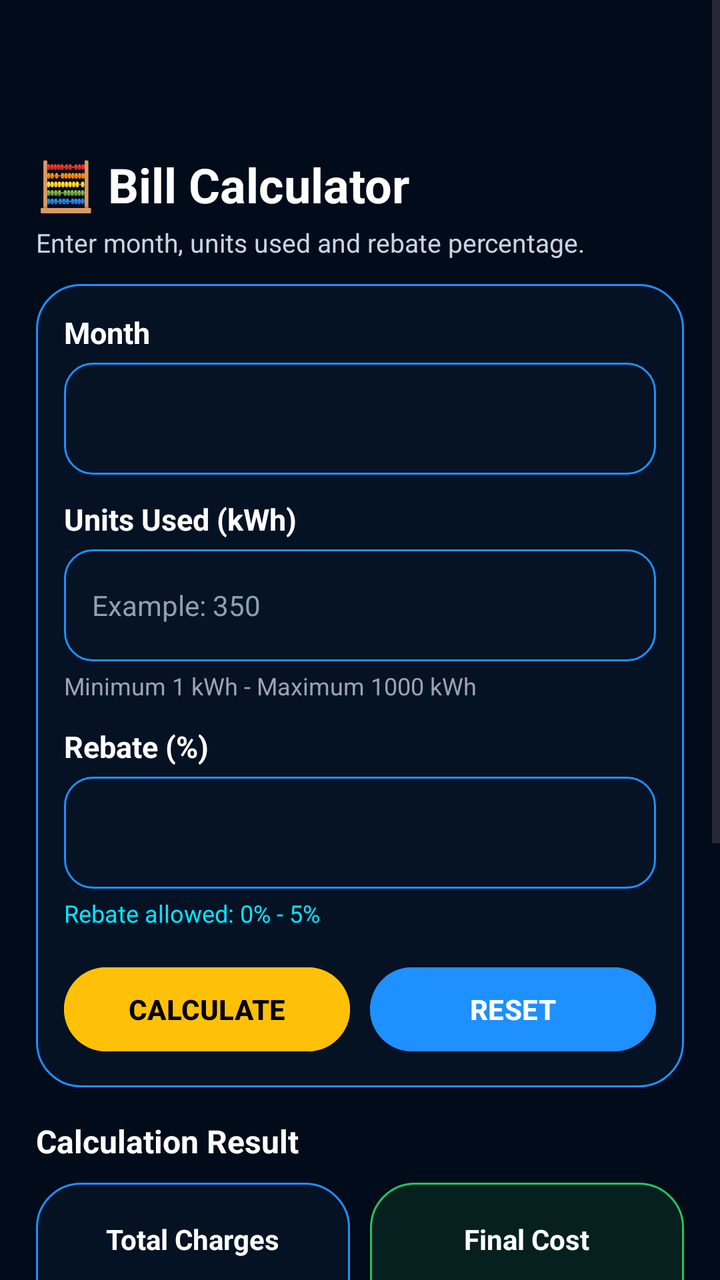
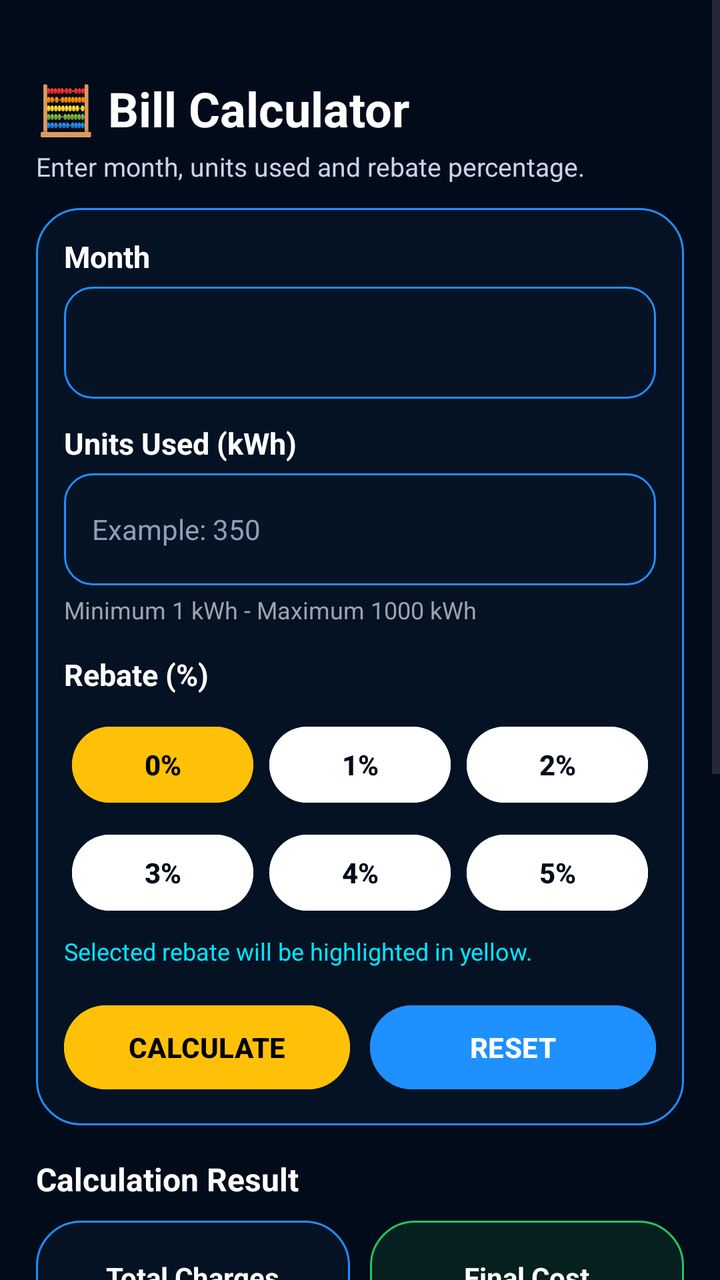

The first picture is an Android layout as it rendered before a commit; the second is the same layout after the commit. The layout source and the unified diff follow.
<!-- AndroidManifest.xml: application theme Theme.WattWise -->
<!-- res/layout/activity_calculator.xml -->
<?xml version="1.0" encoding="utf-8"?>
<FrameLayout xmlns:android="http://schemas.android.com/apk/res/android"
    android:layout_width="match_parent"
    android:layout_height="match_parent"
    android:background="#020B1A">

    <ScrollView
        android:layout_width="match_parent"
        android:layout_height="match_parent"
        android:clipToPadding="false">

        <LinearLayout
            android:layout_width="match_parent"
            android:layout_height="wrap_content"
            android:orientation="vertical"
            android:paddingStart="18dp"
            android:paddingEnd="18dp"
            android:paddingTop="18dp"
            android:paddingBottom="55dp">

            
            <TextView
                android:layout_width="wrap_content"
                android:layout_height="wrap_content"
                android:layout_gravity="center_horizontal" />

            <TextView
                android:layout_width="wrap_content"
                android:layout_height="wrap_content"
                android:layout_gravity="center_horizontal" />

            
            <TextView
                android:layout_width="wrap_content"
                android:layout_height="wrap_content"
                android:layout_marginTop="20dp"
                android:text="🧮 Bill Calculator"
                android:textColor="#FFFFFF"
                android:textSize="24sp"
                android:textStyle="bold" />

            <TextView
                android:layout_width="match_parent"
                android:layout_height="wrap_content"
                android:text="Enter month, units used and rebate percentage."
                android:textColor="#C9D4E5"
                android:textSize="13sp"
                android:layout_marginTop="4dp" />

            

            
            <LinearLayout
                android:layout_width="match_parent"
                android:layout_height="wrap_content"
                android:layout_marginTop="12dp"
                android:background="@drawable/bg_dashboard_card"
                android:orientation="vertical"
                android:padding="14dp">

                <TextView
                    android:layout_width="wrap_content"
                    android:layout_height="wrap_content"
                    android:text="Month"
                    android:textColor="#FFFFFF"
                    android:textSize="15sp"
                    android:textStyle="bold" />

                <Spinner
                    android:id="@+id/spMonth"
                    android:layout_width="match_parent"
                    android:layout_height="56dp"
                    android:layout_marginTop="5dp"
                    android:background="@drawable/bg_input_box"
                    android:popupBackground="#071426" />

                <TextView
                    android:layout_width="wrap_content"
                    android:layout_height="wrap_content"
                    android:layout_marginTop="12dp"
                    android:text="Units Used (kWh)"
                    android:textColor="#FFFFFF"
                    android:textSize="15sp"
                    android:textStyle="bold" />

                <EditText
                    android:id="@+id/etUnit"
                    android:layout_width="match_parent"
                    android:layout_height="56dp"
                    android:layout_marginTop="5dp"
                    android:background="@drawable/bg_input_box"
                    android:hint="Example: 350"
                    android:inputType="number"
                    android:paddingStart="14dp"
                    android:paddingEnd="14dp"
                    android:textColor="#FFFFFF"
                    android:textColorHint="#8CA0B8"
                    android:textSize="14sp" />

                <TextView
                    android:layout_width="wrap_content"
                    android:layout_height="wrap_content"
                    android:layout_marginTop="4dp"
                    android:text="Minimum 1 kWh - Maximum 1000 kWh"
                    android:textColor="#9CA3AF"
                    android:textSize="12sp" />

                <TextView
                    android:layout_width="wrap_content"
                    android:layout_height="wrap_content"
                    android:layout_marginTop="12dp"
                    android:text="Rebate (%)"
                    android:textColor="#FFFFFF"
                    android:textSize="15sp"
                    android:textStyle="bold" />

                <Spinner
                    android:id="@+id/spRebate"
                    android:layout_width="match_parent"
                    android:layout_height="56dp"
                    android:layout_marginTop="5dp"
                    android:background="@drawable/bg_input_box"
                    android:popupBackground="#071426" />

                <TextView
                    android:layout_width="wrap_content"
                    android:layout_height="wrap_content"
                    android:layout_marginTop="4dp"
                    android:text="Rebate allowed: 0% - 5%"
                    android:textColor="#00E5FF"
                    android:textSize="12sp" />

                
                <LinearLayout
                    android:layout_width="match_parent"
                    android:layout_height="50dp"
                    android:layout_marginTop="15dp"
                    android:orientation="horizontal">

                    <Button
                        android:id="@+id/btnCalculate"
                        android:layout_width="0dp"
                        android:layout_height="match_parent"
                        android:layout_weight="1"
                        android:backgroundTint="#FFC107"
                        android:text="CALCULATE"
                        android:textColor="#000000"
                        android:textSize="14sp"
                        android:textStyle="bold" />

                    <Space
                        android:layout_width="10dp"
                        android:layout_height="match_parent" />

                    <Button
                        android:id="@+id/btnReset"
                        android:layout_width="0dp"
                        android:layout_height="match_parent"
                        android:layout_weight="1"
                        android:backgroundTint="#1E90FF"
                        android:text="RESET"
                        android:textColor="#FFFFFF"
                        android:textSize="14sp"
                        android:textStyle="bold" />

                </LinearLayout>

            </LinearLayout>

            <TextView
                android:layout_width="wrap_content"
                android:layout_height="wrap_content"
                android:text="Calculation Result"
                android:textColor="#FFFFFF"
                android:textSize="16sp"
                android:textStyle="bold"
                android:layout_marginTop="16dp" />

            
            <LinearLayout
                android:layout_width="match_parent"
                android:layout_height="100dp"
                android:orientation="horizontal"
                android:layout_marginTop="10dp">

                <LinearLayout
                    android:layout_width="0dp"
                    android:layout_height="match_parent"
                    android:layout_weight="1"
                    android:background="@drawable/bg_dashboard_card"
                    android:orientation="vertical"
                    android:gravity="center"
                    android:padding="8dp">

                    <TextView
                        android:layout_width="wrap_content"
                        android:layout_height="wrap_content"
                        android:text="Total Charges"
                        android:textColor="#FFFFFF"
                        android:textStyle="bold"
                        android:textSize="14sp" />

                    <TextView
                        android:id="@+id/txtTotalCharges"
                        android:layout_width="wrap_content"
                        android:layout_height="wrap_content"
                        android:text="RM 0.00"
                        android:textColor="#FFFFFF"
                        android:textStyle="bold"
                        android:textSize="17sp"
                        android:layout_marginTop="6dp" />

                    <TextView
                        android:layout_width="wrap_content"
                        android:layout_height="wrap_content"
                        android:text="Before rebate"
                        android:textColor="#C9D4E5"
                        android:textSize="11sp" />

                </LinearLayout>

                <Space
                    android:layout_width="10dp"
                    android:layout_height="match_parent" />

                <LinearLayout
                    android:layout_width="0dp"
                    android:layout_height="match_parent"
                    android:layout_weight="1"
                    android:background="@drawable/bg_green_card"
                    android:orientation="vertical"
                    android:gravity="center"
                    android:padding="8dp">

                    <TextView
                        android:layout_width="wrap_content"
                        android:layout_height="wrap_content"
                        android:text="Final Cost"
                        android:textColor="#FFFFFF"
                        android:textStyle="bold"
                        android:textSize="14sp" />

                    <TextView
                        android:id="@+id/txtFinalCost"
                        android:layout_width="wrap_content"
                        android:layout_height="wrap_content"
                        android:text="RM 0.00"
                        android:textColor="#FFFFFF"
                        android:textStyle="bold"
                        android:textSize="17sp"
                        android:layout_marginTop="6dp" />

                    <TextView
                        android:id="@+id/txtFinalNote"
                        android:layout_width="wrap_content"
                        android:layout_height="wrap_content"
                        android:text="After rebate"
                        android:textColor="#76FF7A"
                        android:textSize="11sp" />

                </LinearLayout>

            </LinearLayout>

            
            <LinearLayout
                android:layout_width="match_parent"
                android:layout_height="125dp"
                android:orientation="vertical"
                android:background="@drawable/bg_dashboard_card"
                android:padding="13dp"
                android:layout_marginTop="14dp">

                <TextView
                    android:layout_width="wrap_content"
                    android:layout_height="wrap_content"
                    android:text="Current Electricity Tariff"
                    android:textColor="#FFC107"
                    android:textSize="14sp"
                    android:textStyle="bold" />

                <TextView
                    android:layout_width="match_parent"
                    android:layout_height="wrap_content"
                    android:text="1 - 200 kWh        RM 0.218 / kWh\n201 - 300 kWh    RM 0.334 / kWh\n301 - 600 kWh    RM 0.516 / kWh\n601 - 1000 kWh  RM 0.546 / kWh"
                    android:textColor="#FFFFFF"
                    android:textSize="12sp"
                    android:lineSpacingExtra="3dp"
                    android:layout_marginTop="8dp" />
            </LinearLayout>

            
            <Button
                android:id="@+id/btnSave"
                android:layout_width="match_parent"
                android:layout_height="52dp"
                android:text="SAVE RECORD"
                android:textColor="#FFFFFF"
                android:textSize="15sp"
                android:textStyle="bold"
                android:backgroundTint="#22C55E"
                android:layout_marginTop="14dp"
                android:layout_marginBottom="20dp" />

        </LinearLayout>
    </ScrollView>

</FrameLayout>
<!-- resources referenced by this layout -->
<resources>
  <!-- drawable bg_dashboard_card (drawable) -->
  <?xml version="1.0" encoding="utf-8"?>
  <shape xmlns:android="http://schemas.android.com/apk/res/android">
      <solid android:color="#CC071426" />
      <corners android:radius="22dp" />
      <stroke android:width="1dp" android:color="#1E90FF" />
  </shape>
  <!-- drawable bg_green_card (drawable) -->
  <?xml version="1.0" encoding="utf-8"?>
  <shape xmlns:android="http://schemas.android.com/apk/res/android">
      <solid android:color="#AA062A20" />
      <corners android:radius="22dp" />
      <stroke android:width="1dp" android:color="#22C55E" />
  </shape>
  <!-- drawable bg_input_box (drawable) -->
  <?xml version="1.0" encoding="utf-8"?>
  <shape xmlns:android="http://schemas.android.com/apk/res/android">
      <solid android:color="#AA071426" />
      <corners android:radius="14dp" />
      <stroke
          android:width="1dp"
          android:color="#1E90FF" />
  </shape>
  <style name="Theme.WattWise" parent="Base.Theme.WattWise" />
  <style name="Base.Theme.WattWise" parent="Theme.Material3.DayNight.NoActionBar">
          
          
      </style>
</resources>

<!-- the commit's change to res/layout/activity_calculator.xml (unified diff, before → after) -->
@@ -18,18 +18,6 @@
             android:paddingTop="18dp"
             android:paddingBottom="55dp">
 
-            
-            <TextView
-                android:layout_width="wrap_content"
-                android:layout_height="wrap_content"
-                android:layout_gravity="center_horizontal" />
-
-            <TextView
-                android:layout_width="wrap_content"
-                android:layout_height="wrap_content"
-                android:layout_gravity="center_horizontal" />
-
-            
             <TextView
                 android:layout_width="wrap_content"
                 android:layout_height="wrap_content"
@@ -47,9 +35,6 @@
                 android:textSize="13sp"
                 android:layout_marginTop="4dp" />
 
-            
-
-            
             <LinearLayout
                 android:layout_width="match_parent"
                 android:layout_height="wrap_content"
@@ -108,29 +93,94 @@
                 <TextView
                     android:layout_width="wrap_content"
                     android:layout_height="wrap_content"
-                    android:layout_marginTop="12dp"
+                    android:layout_marginTop="14dp"
                     android:text="Rebate (%)"
                     android:textColor="#FFFFFF"
                     android:textSize="15sp"
                     android:textStyle="bold" />
 
-                <Spinner
-                    android:id="@+id/spRebate"
-                    android:layout_width="match_parent"
-                    android:layout_height="56dp"
-                    android:layout_marginTop="5dp"
-                    android:background="@drawable/bg_input_box"
-                    android:popupBackground="#071426" />
+                <GridLayout
+                    android:layout_width="match_parent"
+                    android:layout_height="wrap_content"
+                    android:columnCount="3"
+                    android:layout_marginTop="8dp">
+
+                    <Button
+                        android:id="@+id/btnRebate0"
+                        android:layout_width="0dp"
+                        android:layout_height="46dp"
+                        android:layout_columnWeight="1"
+                        android:layout_margin="4dp"
+                        android:text="0%"
+                        android:textStyle="bold"
+                        android:textColor="#000000"
+                        android:backgroundTint="#FFC107" />
+
+                    <Button
+                        android:id="@+id/btnRebate1"
+                        android:layout_width="0dp"
+                        android:layout_height="46dp"
+                        android:layout_columnWeight="1"
+                        android:layout_margin="4dp"
+                        android:text="1%"
+                        android:textStyle="bold"
+                        android:textColor="#020B1A"
+                        android:backgroundTint="#FFFFFF" />
+
+                    <Button
+                        android:id="@+id/btnRebate2"
+                        android:layout_width="0dp"
+                        android:layout_height="46dp"
+                        android:layout_columnWeight="1"
+                        android:layout_margin="4dp"
+                        android:text="2%"
+                        android:textStyle="bold"
+                        android:textColor="#020B1A"
+                        android:backgroundTint="#FFFFFF" />
+
+                    <Button
+                        android:id="@+id/btnRebate3"
+                        android:layout_width="0dp"
+                        android:layout_height="46dp"
+                        android:layout_columnWeight="1"
+                        android:layout_margin="4dp"
+                        android:text="3%"
+                        android:textStyle="bold"
+                        android:textColor="#020B1A"
+                        android:backgroundTint="#FFFFFF" />
+
+                    <Button
+                        android:id="@+id/btnRebate4"
+                        android:layout_width="0dp"
+                        android:layout_height="46dp"
+                        android:layout_columnWeight="1"
+                        android:layout_margin="4dp"
+                        android:text="4%"
+                        android:textStyle="bold"
+                        android:textColor="#020B1A"
+                        android:backgroundTint="#FFFFFF" />
+
+                    <Button
+                        android:id="@+id/btnRebate5"
+                        android:layout_width="0dp"
+                        android:layout_height="46dp"
+                        android:layout_columnWeight="1"
+                        android:layout_margin="4dp"
+                        android:text="5%"
+                        android:textStyle="bold"
+                        android:textColor="#020B1A"
+                        android:backgroundTint="#FFFFFF" />
+
+                </GridLayout>
 
                 <TextView
                     android:layout_width="wrap_content"
                     android:layout_height="wrap_content"
                     android:layout_marginTop="4dp"
-                    android:text="Rebate allowed: 0% - 5%"
+                    android:text="Selected rebate will be highlighted in yellow."
                     android:textColor="#00E5FF"
                     android:textSize="12sp" />
 
-                
                 <LinearLayout
                     android:layout_width="match_parent"
                     android:layout_height="50dp"
@@ -176,7 +226,6 @@
                 android:textStyle="bold"
                 android:layout_marginTop="16dp" />
 
-            
             <LinearLayout
                 android:layout_width="match_parent"
                 android:layout_height="100dp"
@@ -262,7 +311,6 @@
 
             </LinearLayout>
 
-            
             <LinearLayout
                 android:layout_width="match_parent"
                 android:layout_height="125dp"
@@ -289,7 +337,6 @@
                     android:layout_marginTop="8dp" />
             </LinearLayout>
 
-            
             <Button
                 android:id="@+id/btnSave"
                 android:layout_width="match_parent"
@@ -302,6 +349,17 @@
                 android:layout_marginTop="14dp"
                 android:layout_marginBottom="20dp" />
 
+            <Button
+                android:id="@+id/btnDashboard"
+                android:layout_width="match_parent"
+                android:layout_height="56dp"
+                android:text="BACK TO DASHBOARD"
+                android:textColor="#FFFFFF"
+                android:textSize="15sp"
+                android:textStyle="bold"
+                android:backgroundTint="#1E90FF"
+                android:layout_marginTop="12dp" />
+
         </LinearLayout>
     </ScrollView>
 
<!-- resource entries referenced after the edit -->
@@ -24,9 +24,8 @@
           android:color="#1E90FF" />
   </shape>
   <style name="Theme.WattWise" parent="Base.Theme.WattWise" />
-  <style name="Base.Theme.WattWise" parent="Theme.Material3.DayNight.NoActionBar">
-          
-          
+  <style name="Base.Theme.WattWise" parent="Theme.Material3.Light.NoActionBar">
+  
       </style>
 </resources>
 
